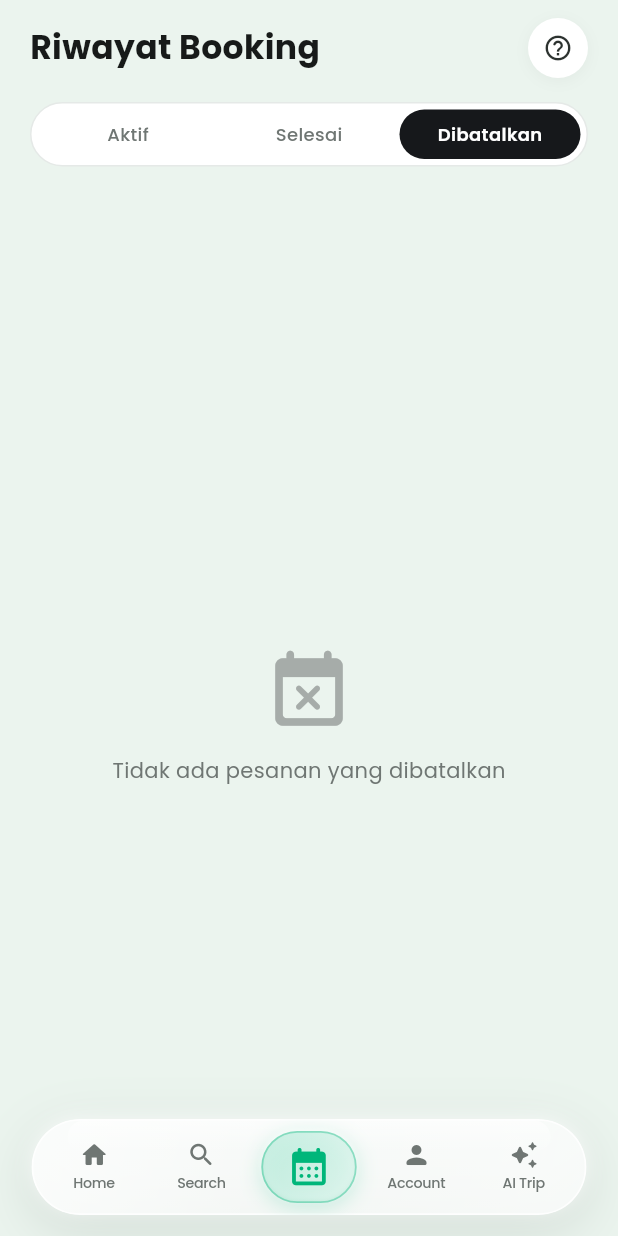
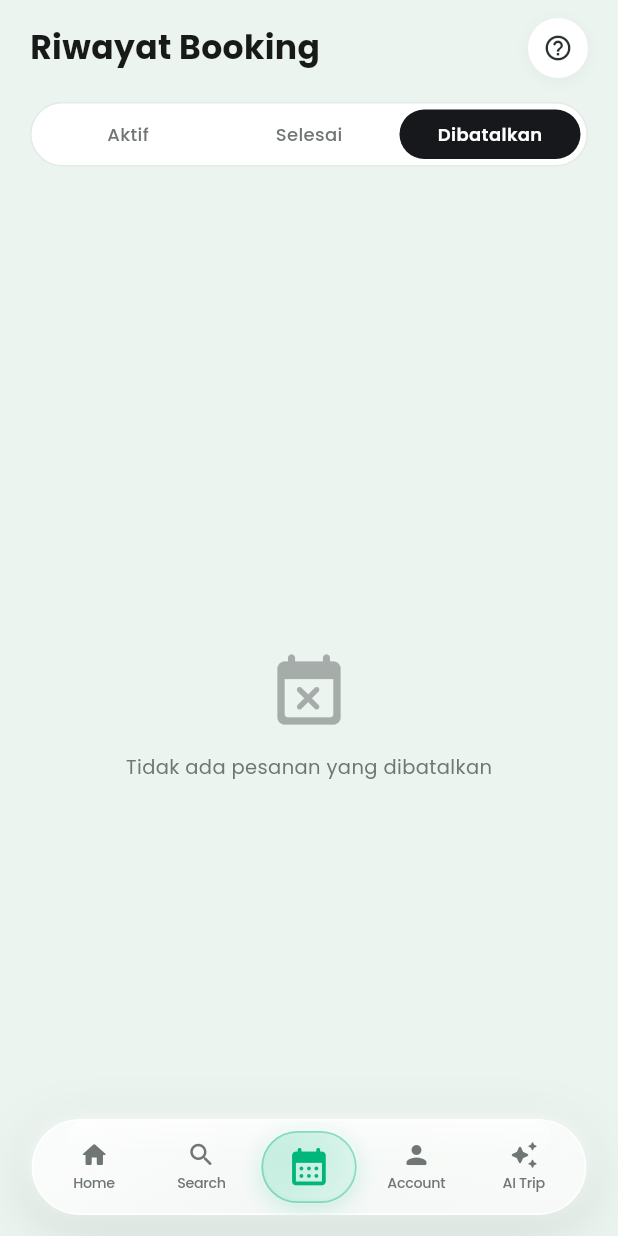
Before and after one commit to raynor19/stayjogja_flutter, a Flutter app: the BookingsPage screen opened by its route, after a tap on "Selesai", after a tap on "Dibatalkan", on a phone screen of 412 x 824 dp. Run offline on Flutter 3.47's test engine with Material 3 defaults, Android fonts, the phone set to English and light mode, and no system bars; our stand-ins replace cached_network_image, cloud_firestore, dartz, dio, equatable, firebase_core and 5 more; accounts and stored records are empty; generated files the repository leaves out were written again.

Commit message:
feat: migrate entire app to 100% Cloud Firestore (Hotels, Bookings, AI Itineraries, and Attractions)

```diff
--- a/lib/features/booking/presentation/pages/bookings_page.dart
+++ b/lib/features/booking/presentation/pages/bookings_page.dart
@@ -1,9 +1,11 @@
 import 'package:flutter/material.dart';
+import 'package:flutter_bloc/flutter_bloc.dart';
 import 'package:go_router/go_router.dart';
 import 'package:cached_network_image/cached_network_image.dart';
 import 'package:stayjogja_flutter/core/theme/app_theme.dart';
 import 'package:stayjogja_flutter/core/constants/app_constants.dart';
-import 'package:stayjogja_flutter/core/constants/mock_data.dart';
+import 'package:stayjogja_flutter/features/booking/domain/entities/booking.dart';
+import 'package:stayjogja_flutter/features/booking/presentation/bloc/booking_cubit.dart';
 
 class BookingsPage extends StatefulWidget {
   const BookingsPage({super.key});
@@ -109,78 +111,48 @@ class _BookingsPageState extends State<BookingsPage> {
             ),
             const SizedBox(height: 20),
 
-            // Booking Cards List
+            // Booking Cards List from Firestore
             Expanded(
-              child: _selectedFilter == 0
-                  ? _buildActiveBookings(context)
-                  : _selectedFilter == 1
-                      ? _buildCompletedBookings(context)
-                      : _buildCancelledBookings(context),
-            ),
-          ],
-        ),
-      ),
+              child: BlocBuilder<BookingCubit, BookingState>(
+                builder: (context, state) {
+                  if (state is BookingLoading) {
+                    return const Center(
+                      child: CircularProgressIndicator(color: AppColors.emerald),
                     );
                   }
 
-  Widget _buildActiveBookings(BuildContext context) {
-    final hotel = MockData.hotels.first;
-    return ListView(
-      padding: const EdgeInsets.fromLTRB(20, 0, 20, 110),
-      children: [
-        _BookingCard(
-          hotel: hotel,
-          bookingCode: 'SJ-928104',
-          roomName: 'Deluxe Heritage King',
-          dates: '12 Okt - 14 Okt 2026',
-          status: 'Menunggu Check-in',
-          statusColor: AppColors.emerald,
-          totalPrice: 1040000,
-          onViewVoucher: () {
-            context.push('${AppRoutes.checkout}/success?hotelId=${hotel.id}&roomId=rm-101');
-          },
-          onMakeItinerary: () {
-            context.push('${AppRoutes.itineraryPreference}?hotelId=${hotel.id}');
-          },
-        ),
-      ],
-    );
+                  List<BookingEntity> allBookings = [];
+                  if (state is BookingsLoaded) {
+                    allBookings = state.bookings;
                   }
 
-  Widget _buildCompletedBookings(BuildContext context) {
-    final hotel = MockData.hotels[1];
-    return ListView(
-      padding: const EdgeInsets.fromLTRB(20, 0, 20, 110),
-      children: [
-        _BookingCard(
-          hotel: hotel,
-          bookingCode: 'SJ-719302',
-          roomName: 'Bohemian Garden Room',
-          dates: '01 Sep - 03 Sep 2026',
-          status: 'Selesai Menginap',
-          statusColor: AppColors.grey600,
-          totalPrice: 840000,
-          isCompleted: true,
-          onViewVoucher: () {
-            context.push('${AppRoutes.checkout}/success?hotelId=${hotel.id}&roomId=rm-201');
-          },
-        ),
-      ],
-    );
-  }
+                  // Filter by status
+                  final filtered = allBookings.where((b) {
+                    if (_selectedFilter == 0) return b.status == BookingStatus.waitingCheckIn;
+                    if (_selectedFilter == 1) return b.status == BookingStatus.completed;
+                    return b.status == BookingStatus.cancelled;
+                  }).toList();
 
-  Widget _buildCancelledBookings(BuildContext context) {
+                  if (filtered.isEmpty) {
                     return Center(
                       child: Column(
                         mainAxisAlignment: MainAxisAlignment.center,
-        children: const [
-          Icon(Icons.event_busy_rounded, size: 60, color: AppColors.grey400),
-          SizedBox(height: 12),
+                        children: [
+                          Icon(
+                            _selectedFilter == 2 ? Icons.event_busy_rounded : Icons.calendar_today_outlined,
+                            size: 56,
+                            color: AppColors.grey400,
+                          ),
+                          const SizedBox(height: 12),
                           Text(
-            'Tidak ada pesanan yang dibatalkan',
-            style: TextStyle(
+                            _selectedFilter == 0
+                                ? 'Belum ada pesanan aktif'
+                                : _selectedFilter == 1
+                                    ? 'Belum ada riwayat menginap selesai'
+                                    : 'Tidak ada pesanan yang dibatalkan',
+                            style: const TextStyle(
                               fontFamily: 'Poppins',
-              fontSize: 14,
+                              fontSize: 13,
                               color: AppColors.grey600,
                             ),
                           ),
@@ -188,35 +160,55 @@ class _BookingsPageState extends State<BookingsPage> {
                       ),
                     );
                   }
+
+                  return ListView.builder(
+                    padding: const EdgeInsets.fromLTRB(20, 0, 20, 110),
+                    itemCount: filtered.length,
+                    itemBuilder: (context, i) {
+                      final booking = filtered[i];
+                      return _BookingCard(
+                        booking: booking,
+                        onViewVoucher: () {
+                          context.push(
+                            '${AppRoutes.checkout}/success?hotelId=${booking.hotelId}&roomId=rm-101',
+                          );
+                        },
+                        onMakeItinerary: () {
+                          context.push('${AppRoutes.itineraryPreference}?hotelId=${booking.hotelId}');
+                        },
+                      );
+                    },
+                  );
+                },
+              ),
+            ),
+          ],
+        ),
+      ),
+    );
+  }
 }
 
 class _BookingCard extends StatelessWidget {
-  final dynamic hotel;
-  final String bookingCode;
-  final String roomName;
-  final String dates;
-  final String status;
-  final Color statusColor;
-  final int totalPrice;
-  final bool isCompleted;
+  final BookingEntity booking;
   final VoidCallback onViewVoucher;
   final VoidCallback? onMakeItinerary;
 
   const _BookingCard({
-    required this.hotel,
-    required this.bookingCode,
-    required this.roomName,
-    required this.dates,
-    required this.status,
-    required this.statusColor,
-    required this.totalPrice,
-    this.isCompleted = false,
+    required this.booking,
     required this.onViewVoucher,
     this.onMakeItinerary,
   });
 
   @override
   Widget build(BuildContext context) {
+    final isCompleted = booking.status == BookingStatus.completed;
+    final statusColor = isCompleted
+        ? AppColors.grey600
+        : booking.status == BookingStatus.waitingCheckIn
+            ? AppColors.emerald
+            : AppColors.error;
+
     return Container(
       margin: const EdgeInsets.only(bottom: 16),
       decoration: BoxDecoration(
@@ -240,7 +232,7 @@ class _BookingCard extends StatelessWidget {
               mainAxisAlignment: MainAxisAlignment.spaceBetween,
               children: [
                 Text(
-                  bookingCode,
+                  booking.bookingCode,
                   style: const TextStyle(
                     fontFamily: 'Poppins',
                     fontWeight: FontWeight.w700,
@@ -256,7 +248,7 @@ class _BookingCard extends StatelessWidget {
                     borderRadius: BorderRadius.circular(12),
                   ),
                   child: Text(
-                    status,
+                    booking.status.label,
                     style: TextStyle(
                       fontFamily: 'Poppins',
                       fontSize: 11,
@@ -279,7 +271,9 @@ class _BookingCard extends StatelessWidget {
                 ClipRRect(
                   borderRadius: BorderRadius.circular(16),
                   child: CachedNetworkImage(
-                    imageUrl: hotel.images.first,
+                    imageUrl: booking.hotelImageUrl.isNotEmpty
+                        ? booking.hotelImageUrl
+                        : 'https://images.unsplash.com/photo-1566073771259-6a8506099945?w=800',
                     width: 76,
                     height: 76,
                     fit: BoxFit.cover,
@@ -291,7 +285,7 @@ class _BookingCard extends StatelessWidget {
                     crossAxisAlignment: CrossAxisAlignment.start,
                     children: [
                       Text(
-                        hotel.name,
+                        booking.hotelName,
                         maxLines: 1,
                         overflow: TextOverflow.ellipsis,
                         style: const TextStyle(
@@ -303,7 +297,7 @@ class _BookingCard extends StatelessWidget {
                       ),
                       const SizedBox(height: 4),
                       Text(
-                        roomName,
+                        booking.roomName,
                         style: const TextStyle(
                           fontFamily: 'Poppins',
                           fontSize: 12,
@@ -316,7 +310,7 @@ class _BookingCard extends StatelessWidget {
                           const Icon(Icons.calendar_today_rounded, size: 12, color: AppColors.emerald),
                           const SizedBox(width: 6),
                           Text(
-                            dates,
+                            '${booking.checkInDate} - ${booking.checkOutDate}',
                             style: const TextStyle(
                               fontFamily: 'Poppins',
                               fontSize: 11,
@@ -352,7 +346,7 @@ class _BookingCard extends StatelessWidget {
                       ),
                     ),
                     Text(
-                      'Rp ${_formatPrice(totalPrice)}',
+                      'Rp ${_formatPrice(booking.totalPrice)}',
                       style: const TextStyle(
                         fontFamily: 'Poppins',
                         fontSize: 14,
@@ -364,7 +358,7 @@ class _BookingCard extends StatelessWidget {
                 ),
                 Row(
                   children: [
-                    if (onMakeItinerary != null) ...[
+                    if (onMakeItinerary != null && !isCompleted) ...[
                       OutlinedButton(
                         onPressed: onMakeItinerary,
                         style: OutlinedButton.styleFrom(
```
Also changed, not shown: lib/features/booking/data/datasources/booking_remote_datasource.dart (+56 -40 lines), lib/features/home/presentation/pages/home_page.dart (+38 -7 lines), lib/features/hotel/data/datasources/hotel_remote_datasource.dart (+27 -16 lines), lib/features/itinerary/data/datasources/itinerary_remote_datasource.dart (+131 -21 lines), lib/features/itinerary/presentation/pages/saved_itineraries_page.dart (+57 -40 lines). Lines whose indentation alone changed are shown as unchanged.
